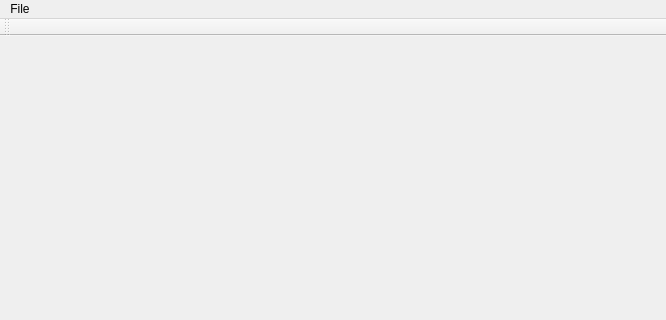
This is src/aptic_stack_parse/mainwindow.ui in josephradford/aptic-stack-parse as Qt 5 draws it before an edit; both pictures show x 0 to 666 and y 0 to 320 of the 666 by 532 pixel window. The edited form follows.
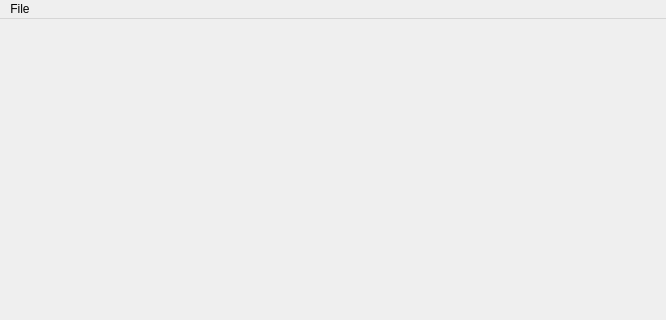
This is the edited form.

Commit message: Remove the default toolbar, it will not be used

The edit to the form file:
```diff
--- a/src/aptic_stack_parse/mainwindow.ui
+++ b/src/aptic_stack_parse/mainwindow.ui
@@ -31,14 +31,6 @@
    </widget>
    <addaction name="menuFile"/>
   </widget>
-  <widget class="QToolBar" name="mainToolBar">
-   <attribute name="toolBarArea">
-    <enum>TopToolBarArea</enum>
-   </attribute>
-   <attribute name="toolBarBreak">
-    <bool>false</bool>
-   </attribute>
-  </widget>
   <widget class="QStatusBar" name="statusBar"/>
   <action name="actionOpen">
    <property name="text">
```
